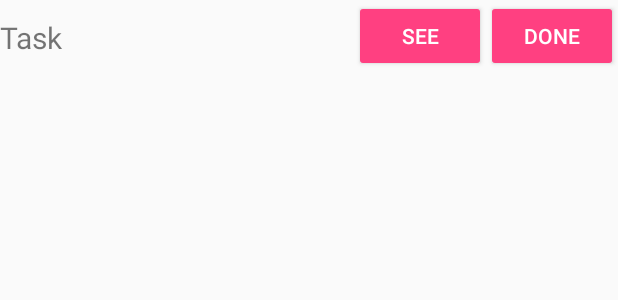
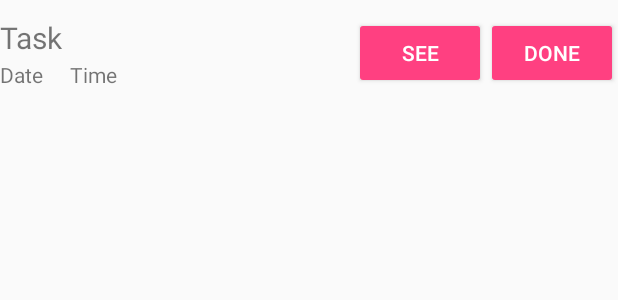
Before and after one commit to carlendev/todo-app, an Android app: the layout items.xml on its own in the app's theme, with its tools: preview values and no code run, on a phone screen of 412 x 824 dp. Shown: the top 300 px of the screen. Run offline under Robolectric (Android 15) with nearby library versions, the phone set to English and light mode, and no system bars.

Commit message:
improve item list view by adding a custom item adapter

```diff
--- a/app/src/main/java/com/list/todo/todolist/CreateTaskActivity.java
+++ b/app/src/main/java/com/list/todo/todolist/CreateTaskActivity.java
@@ -18,9 +18,9 @@ import android.widget.TimePicker;
 import com.list.todo.todolist.POJO.Task;
 import com.list.todo.todolist.POJO.ETaskCategory;
 import com.list.todo.todolist.Utils.ViewUtils;
-import com.list.todo.todolist.factory.TaskFactory;
-import com.list.todo.todolist.sql.DBHelper;
-import com.list.todo.todolist.sql.TaskDBHelper;
+import com.list.todo.todolist.Factory.TaskFactory;
+import com.list.todo.todolist.SQL.DBHelper;
+import com.list.todo.todolist.SQL.TaskDBHelper;
 import com.list.todo.todolist.validation.TaskValidation;
 import com.list.todo.todolist.validation.Validation;
 
--- a/app/src/main/java/com/list/todo/todolist/factory/TaskFactory.java
+++ b/app/src/main/java/com/list/todo/todolist/Factory/TaskFactory.java
@@ -1,4 +1,4 @@
-package com.list.todo.todolist.factory;
+package com.list.todo.todolist.Factory;
 
 import com.list.todo.todolist.POJO.Task;
 import com.list.todo.todolist.POJO.TaskDB;
--- a/app/src/main/java/com/list/todo/todolist/sql/DBHelper.java
+++ b/app/src/main/java/com/list/todo/todolist/SQL/DBHelper.java
@@ -1,4 +1,4 @@
-package com.list.todo.todolist.sql;
+package com.list.todo.todolist.SQL;
 
 /**
  * Created by carlendev on 04/02/18.
--- a/app/src/main/java/com/list/todo/todolist/sql/TaskContract.java
+++ b/app/src/main/java/com/list/todo/todolist/SQL/TaskContract.java
@@ -1,4 +1,4 @@
-package com.list.todo.todolist.sql;
+package com.list.todo.todolist.SQL;
 
 import android.provider.BaseColumns;
 
--- a/app/src/main/java/com/list/todo/todolist/TaskActivity.java
+++ b/app/src/main/java/com/list/todo/todolist/TaskActivity.java
@@ -18,8 +18,8 @@ import android.widget.TimePicker;
 import com.list.todo.todolist.POJO.ETaskCategory;
 import com.list.todo.todolist.POJO.TaskDB;
 import com.list.todo.todolist.Utils.ViewUtils;
-import com.list.todo.todolist.sql.DBHelper;
-import com.list.todo.todolist.sql.TaskDBHelper;
+import com.list.todo.todolist.SQL.DBHelper;
+import com.list.todo.todolist.SQL.TaskDBHelper;
 import com.list.todo.todolist.validation.TaskValidation;
 import com.list.todo.todolist.validation.Validation;
 
--- a/app/src/main/res/layout/items.xml
+++ b/app/src/main/res/layout/items.xml
@@ -24,9 +24,8 @@
         style="@style/Widget.AppCompat.Button.Colored"
         android:layout_width="wrap_content"
         android:layout_height="wrap_content"
-        android:layout_alignBaseline="@+id/button_see"
-        android:layout_alignBottom="@+id/button_see"
         android:layout_alignParentEnd="true"
+        android:layout_alignTop="@+id/task_name"
         android:onClick="onClickDone"
         android:text="@string/done"
         android:textAlignment="center"
@@ -37,10 +36,32 @@
         style="@style/Widget.AppCompat.Button.Colored"
         android:layout_width="wrap_content"
         android:layout_height="wrap_content"
+        android:layout_alignBaseline="@+id/button_done"
+        android:layout_alignBottom="@+id/button_done"
         android:layout_toStartOf="@+id/button_done"
+        android:onClick="onClickItem"
         android:text="@string/see"
         android:textAlignment="center"
-        android:onClick="onClickItem"
         android:textColorLink="@color/colorPrimary" />
 
+    <TextView
+        android:id="@+id/task_date"
+        android:layout_width="wrap_content"
+        android:layout_height="wrap_content"
+        android:layout_alignBottom="@+id/button_see"
+        android:layout_alignParentStart="true"
+        android:onClick="onClickItem"
+        android:text="@string/date" />
+
+    <TextView
+        android:id="@+id/task_hour"
+        android:layout_width="wrap_content"
+        android:layout_height="wrap_content"
+        android:layout_alignBaseline="@+id/task_date"
+        android:layout_alignBottom="@+id/task_date"
+        android:layout_marginStart="18dp"
+        android:layout_toEndOf="@+id/task_date"
+        android:onClick="onClickItem"
+        android:text="@string/hour" />
+
 </RelativeLayout>
```
Also changed, not shown: app/src/main/java/com/list/todo/todolist/Adapter/TaskAdapter.java (added, +48 -0 lines), app/src/main/java/com/list/todo/todolist/MainActivity.java (+12 -17 lines), app/src/main/java/com/list/todo/todolist/SQL/TaskDBHelper.java (renamed from app/src/main/java/com/list/todo/todolist/sql/TaskDBHelper.java, +4 -4 lines).
